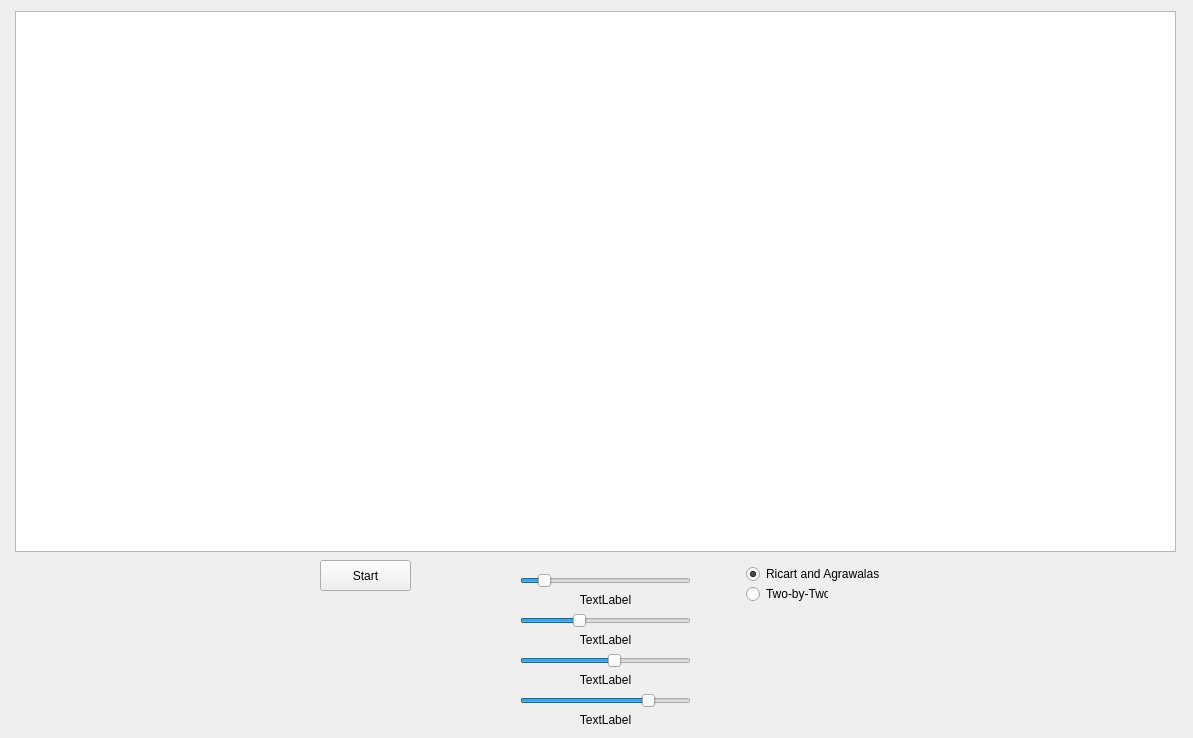
Before: the Qt Designer form widget.ui in pts211/CS384, drawn with Qt 5.
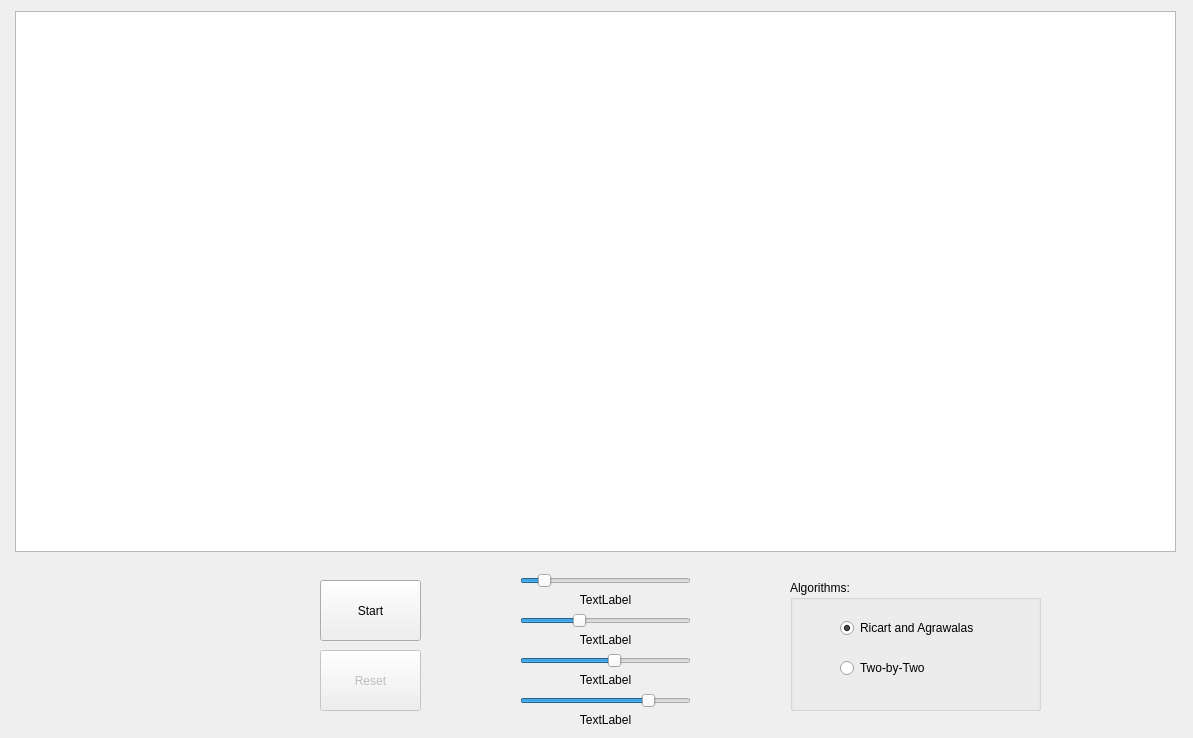
After: the same form once the commit is applied.

```diff
--- a/widget.ui
+++ b/widget.ui
@@ -30,44 +30,15 @@
    <property name="geometry">
     <rect>
      <x>320</x>
-     <y>560</y>
-     <width>91</width>
-     <height>31</height>
+     <y>580</y>
+     <width>101</width>
+     <height>61</height>
     </rect>
    </property>
    <property name="text">
     <string>Start</string>
    </property>
   </widget>
-  <widget class="QRadioButton" name="rd_Ricart">
-   <property name="geometry">
-    <rect>
-     <x>746</x>
-     <y>566</y>
-     <width>141</width>
-     <height>16</height>
-    </rect>
-   </property>
-   <property name="text">
-    <string>Ricart and Agrawalas</string>
-   </property>
-   <property name="checked">
-    <bool>true</bool>
-   </property>
-  </widget>
-  <widget class="QRadioButton" name="rd_Two">
-   <property name="geometry">
-    <rect>
-     <x>746</x>
-     <y>586</y>
-     <width>82</width>
-     <height>16</height>
-    </rect>
-   </property>
-   <property name="text">
-    <string>Two-by-Two</string>
-   </property>
-  </widget>
   <widget class="QSlider" name="slider_speed_1">
    <property name="geometry">
     <rect>
@@ -244,6 +215,64 @@
     <enum>Qt::Horizontal</enum>
    </property>
   </widget>
+  <widget class="QPushButton" name="btn_reset">
+   <property name="enabled">
+    <bool>false</bool>
+   </property>
+   <property name="geometry">
+    <rect>
+     <x>320</x>
+     <y>650</y>
+     <width>101</width>
+     <height>61</height>
+    </rect>
+   </property>
+   <property name="text">
+    <string>Reset</string>
+   </property>
+  </widget>
+  <widget class="QGroupBox" name="groupBox">
+   <property name="geometry">
+    <rect>
+     <x>790</x>
+     <y>580</y>
+     <width>251</width>
+     <height>131</height>
+    </rect>
+   </property>
+   <property name="title">
+    <string>Algorithms:</string>
+   </property>
+   <widget class="QRadioButton" name="rd_Ricart">
+    <property name="geometry">
+     <rect>
+      <x>50</x>
+      <y>40</y>
+      <width>161</width>
+      <height>16</height>
+     </rect>
+    </property>
+    <property name="text">
+     <string>Ricart and Agrawalas</string>
+    </property>
+    <property name="checked">
+     <bool>true</bool>
+    </property>
+   </widget>
+   <widget class="QRadioButton" name="rd_Two">
+    <property name="geometry">
+     <rect>
+      <x>50</x>
+      <y>80</y>
+      <width>151</width>
+      <height>16</height>
+     </rect>
+    </property>
+    <property name="text">
+     <string>Two-by-Two</string>
+    </property>
+   </widget>
+  </widget>
  </widget>
  <layoutdefault spacing="6" margin="11"/>
  <resources/>
```
